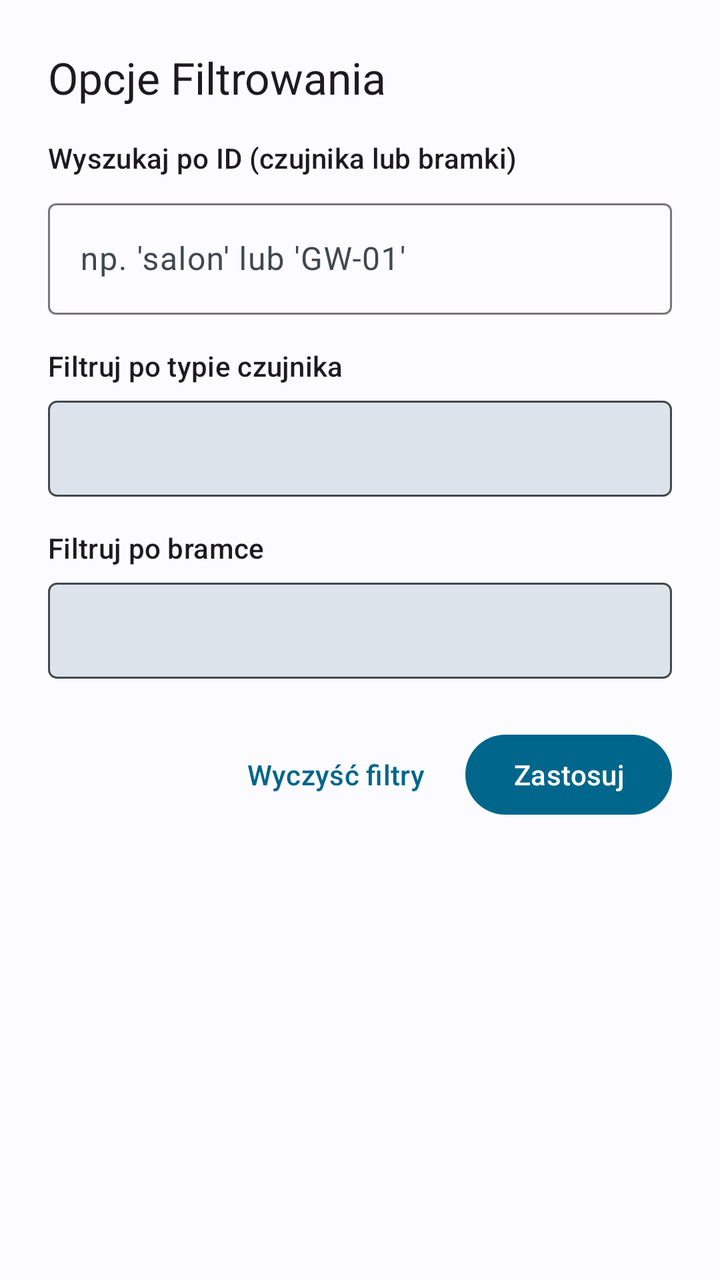
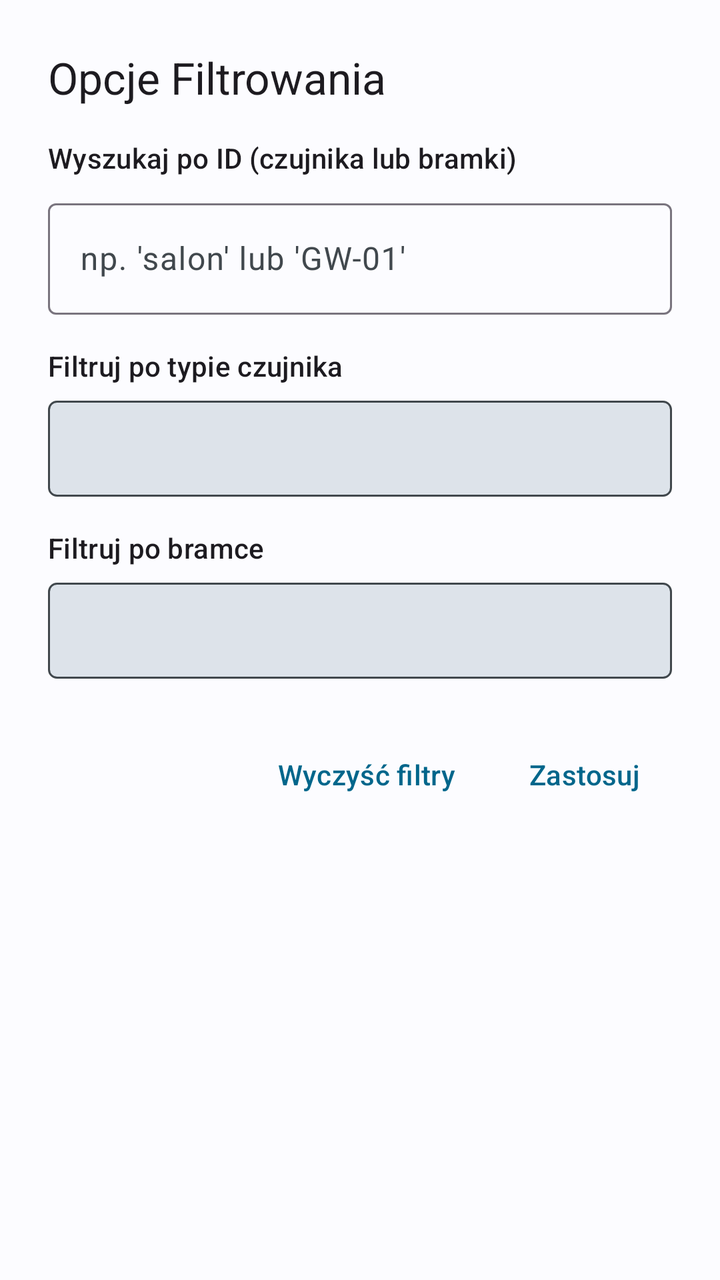

Before-and-after screenshots of an Android layout around one commit, followed by the original layout XML and the change that was made.
<!-- AndroidManifest.xml: application theme Theme.Bazunia -->
<!-- res/layout/bottom_sheet_filter.xml -->
<?xml version="1.0" encoding="utf-8"?>
<LinearLayout
    xmlns:android="http://schemas.android.com/apk/res/android"
    android:layout_width="match_parent"
    android:layout_height="wrap_content"
    android:orientation="vertical"
    android:padding="24dp"
    android:fitsSystemWindows="true">

    <TextView
        android:layout_width="wrap_content"
        android:layout_height="wrap_content"
        android:text="Opcje Filtrowania"
        android:textAppearance="@style/TextAppearance.Material3.TitleLarge"
        android:layout_marginBottom="16dp"/>

    <TextView
        android:layout_width="wrap_content"
        android:layout_height="wrap_content"
        android:text="Wyszukaj po ID (czujnika lub bramki)"
        android:textAppearance="@style/TextAppearance.Material3.LabelLarge"/>

    <com.google.android.material.textfield.TextInputLayout
        android:id="@+id/layoutEditSearch"
        android:layout_width="match_parent"
        android:layout_height="wrap_content"
        style="@style/Widget.Material3.TextInputLayout.OutlinedBox"
        android:layout_marginTop="8dp">

        <com.google.android.material.textfield.TextInputEditText
            android:id="@+id/editSearchFilter"
            android:layout_width="match_parent"
            android:layout_height="wrap_content"
            android:hint="np. 'salon' lub 'GW-01'"
            android:inputType="text" />
    </com.google.android.material.textfield.TextInputLayout>

    <TextView
        android:layout_width="wrap_content"
        android:layout_height="wrap_content"
        android:text="Filtruj po typie czujnika"
        android:textAppearance="@style/TextAppearance.Material3.LabelLarge"
        android:layout_marginTop="16dp"/>

    <Spinner
        android:id="@+id/spinnerTypeFilter"
        android:layout_width="match_parent"
        android:layout_height="wrap_content"
        android:minHeight="48dp"
        android:layout_marginTop="8dp"
        android:background="@drawable/spinner_background" /> <TextView
    android:layout_width="wrap_content"
    android:layout_height="wrap_content"
    android:text="Filtruj po bramce"
    android:textAppearance="@style/TextAppearance.Material3.LabelLarge"
    android:layout_marginTop="16dp"/>

    <Spinner
        android:id="@+id/spinnerGatewayFilter"
        android:layout_width="match_parent"
        android:layout_height="wrap_content"
        android:minHeight="48dp"
        android:layout_marginTop="8dp"
        android:background="@drawable/spinner_background" />

    <LinearLayout
        android:layout_width="match_parent"
        android:layout_height="wrap_content"
        android:orientation="horizontal"
        android:layout_marginTop="24dp"
        android:gravity="end">

        <Button
            android:id="@+id/btnClearFilter"
            android:layout_width="wrap_content"
            android:layout_height="wrap_content"
            style="@style/Widget.Material3.Button.TextButton"
            android:text="Wyczyść filtry"
            android:layout_marginEnd="8dp"/>

        <Button
            android:id="@+id/btnApplyFilter"
            android:layout_width="wrap_content"
            android:layout_height="wrap_content"
            android:text="Zastosuj"/>
    </LinearLayout>

</LinearLayout>
<!-- resources referenced by this layout -->
<resources>
  <!-- drawable spinner_background (drawable) -->
  <?xml version="1.0" encoding="utf-8"?>
  <selector xmlns:android="http://schemas.android.com/apk/res/android">
      <item>
          <shape android:shape="rectangle">
              <solid android:color="?attr/colorSurfaceVariant"/>
              <corners android:radius="4dp"/>
              <stroke android:width="1dp" android:color="?attr/colorOnSurfaceVariant"/>
          </shape>
      </item>
  </selector>
  <style name="Theme.Bazunia" parent="Base.Theme.Bazunia" />
  <style name="Base.Theme.Bazunia" parent="Theme.Material3.DayNight.NoActionBar">
          <item name="colorPrimary">@color/colorPrimary</item>
          <item name="colorOnPrimary">@color/colorOnPrimary</item>
          <item name="colorPrimaryContainer">@color/colorPrimaryContainer</item>
          <item name="colorOnPrimaryContainer">@color/colorOnPrimaryContainer</item>
          <item name="colorSecondary">@color/colorSecondary</item>
          <item name="colorOnSecondary">@color/colorOnSecondary</item>
          <item name="android:colorBackground">@color/colorBackground</item>
          <item name="colorOnBackground">@color/colorOnBackground</item>
          <item name="colorSurface">@color/colorSurface</item>
          <item name="colorOnSurface">@color/colorOnSurface</item>
          <item name="colorSurfaceVariant">@color/colorSurfaceVariant</item>
          <item name="colorOnSurfaceVariant">@color/colorOnSurfaceVariant</item>
      </style>
  <color name="colorPrimary">#00668B</color>
  <color name="colorOnPrimary">#FFFFFF</color>
  <color name="colorPrimaryContainer">#CDE5FF</color>
  <color name="colorOnPrimaryContainer">#001E2D</color>
  <color name="colorSecondary">#4F616E</color>
  <color name="colorOnSecondary">#FFFFFF</color>
  <color name="colorBackground">#FCFCFF</color>
  <color name="colorOnBackground">#191C1E</color>
  <color name="colorSurface">#FCFCFF</color>
  <color name="colorOnSurface">#191C1E</color>
  <color name="colorSurfaceVariant">#DDE3EA</color>
  <color name="colorOnSurfaceVariant">#41484D</color>
</resources>

<!-- the commit's change to res/layout/bottom_sheet_filter.xml (unified diff, before → after) -->
@@ -10,14 +10,14 @@
     <TextView
         android:layout_width="wrap_content"
         android:layout_height="wrap_content"
-        android:text="Opcje Filtrowania"
+        android:text="@string/filter_options_title"
         android:textAppearance="@style/TextAppearance.Material3.TitleLarge"
         android:layout_marginBottom="16dp"/>
 
     <TextView
         android:layout_width="wrap_content"
         android:layout_height="wrap_content"
-        android:text="Wyszukaj po ID (czujnika lub bramki)"
+        android:text="@string/search_by_id_label"
         android:textAppearance="@style/TextAppearance.Material3.LabelLarge"/>
 
     <com.google.android.material.textfield.TextInputLayout
@@ -31,14 +31,14 @@
             android:id="@+id/editSearchFilter"
             android:layout_width="match_parent"
             android:layout_height="wrap_content"
-            android:hint="np. 'salon' lub 'GW-01'"
+            android:hint="@string/search_by_id_hint"
             android:inputType="text" />
     </com.google.android.material.textfield.TextInputLayout>
 
     <TextView
         android:layout_width="wrap_content"
         android:layout_height="wrap_content"
-        android:text="Filtruj po typie czujnika"
+        android:text="@string/filter_by_type_label"
         android:textAppearance="@style/TextAppearance.Material3.LabelLarge"
         android:layout_marginTop="16dp"/>
 
@@ -51,7 +51,7 @@
         android:background="@drawable/spinner_background" /> <TextView
     android:layout_width="wrap_content"
     android:layout_height="wrap_content"
-    android:text="Filtruj po bramce"
+    android:text="@string/filter_by_gateway_label"
     android:textAppearance="@style/TextAppearance.Material3.LabelLarge"
     android:layout_marginTop="16dp"/>
 
@@ -75,14 +75,15 @@
             android:layout_width="wrap_content"
             android:layout_height="wrap_content"
             style="@style/Widget.Material3.Button.TextButton"
-            android:text="Wyczyść filtry"
+            android:text="@string/clear_filters_button"
             android:layout_marginEnd="8dp"/>
 
         <Button
             android:id="@+id/btnApplyFilter"
             android:layout_width="wrap_content"
             android:layout_height="wrap_content"
-            android:text="Zastosuj"/>
+            style="@style/Widget.Material3.Button.TextButton"
+            android:text="@string/apply_button"/>
     </LinearLayout>
 
 </LinearLayout>
<!-- resource entries referenced after the edit -->
@@ -11,6 +11,13 @@
           </shape>
       </item>
   </selector>
+  <string name="apply_button">Zastosuj</string>
+  <string name="clear_filters_button">Wyczyść filtry</string>
+  <string name="filter_by_gateway_label">Filtruj po bramce</string>
+  <string name="filter_by_type_label">Filtruj po typie czujnika</string>
+  <string name="filter_options_title">Opcje Filtrowania</string>
+  <string name="search_by_id_hint">np. \'salon\' lub \'GW-01\'</string>
+  <string name="search_by_id_label">Wyszukaj po ID (czujnika lub bramki)</string>
   <style name="Theme.Bazunia" parent="Base.Theme.Bazunia" />
   <style name="Base.Theme.Bazunia" parent="Theme.Material3.DayNight.NoActionBar">
           <item name="colorPrimary">@color/colorPrimary</item>
